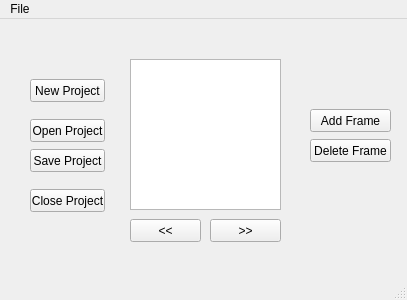
renatolond/DsTools, file SpriteTool/mainwindow.ui: the form before one commit.
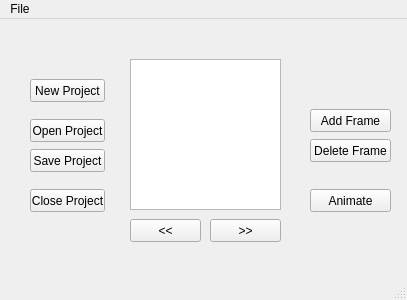
The form after the commit.

```diff
--- a/SpriteTool/mainwindow.ui
+++ b/SpriteTool/mainwindow.ui
@@ -134,6 +134,19 @@
      </sizepolicy>
     </property>
    </widget>
+   <widget class="QPushButton" name="btn_Animate">
+    <property name="geometry">
+     <rect>
+      <x>310</x>
+      <y>170</y>
+      <width>81</width>
+      <height>23</height>
+     </rect>
+    </property>
+    <property name="text">
+     <string>Animate</string>
+    </property>
+   </widget>
   </widget>
   <widget class="QMenuBar" name="menuBar">
    <property name="geometry">
```
